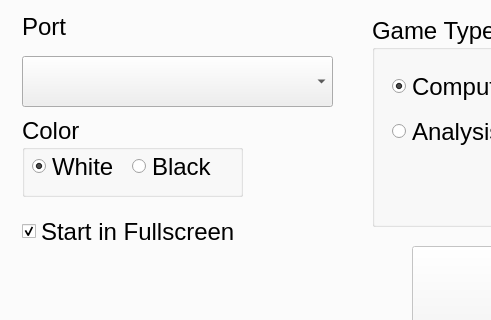
Qt form ui/main.ui (Serialbocks/dgt-py) before a commit; both pictures show x 0 to 491 and y 0 to 320 of the 800 by 440 pixel window.
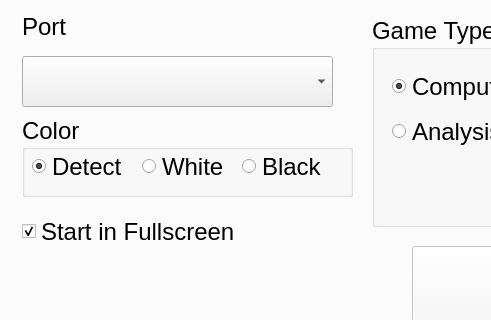
The same form after that commit.

Commit message: Add auto detect color

```diff
--- a/ui/main.ui
+++ b/ui/main.ui
@@ -32,7 +32,7 @@
        <rect>
         <x>30</x>
         <y>120</y>
-        <width>221</width>
+        <width>331</width>
         <height>81</height>
        </rect>
       </property>
@@ -47,7 +47,7 @@
       <widget class="QRadioButton" name="black">
        <property name="geometry">
         <rect>
-         <x>110</x>
+         <x>220</x>
          <y>30</y>
          <width>101</width>
          <height>41</height>
@@ -71,7 +71,7 @@
       <widget class="QRadioButton" name="white">
        <property name="geometry">
         <rect>
-         <x>10</x>
+         <x>120</x>
          <y>30</y>
          <width>101</width>
          <height>41</height>
@@ -90,6 +90,22 @@
          <width>16</width>
          <height>16</height>
         </size>
+       </property>
+       <property name="checked">
+        <bool>false</bool>
+       </property>
+      </widget>
+      <widget class="QRadioButton" name="detect">
+       <property name="geometry">
+        <rect>
+         <x>10</x>
+         <y>40</y>
+         <width>111</width>
+         <height>21</height>
+        </rect>
+       </property>
+       <property name="text">
+        <string>Detect</string>
        </property>
        <property name="checked">
         <bool>true</bool>
```
The commit also changes 2 other files.
